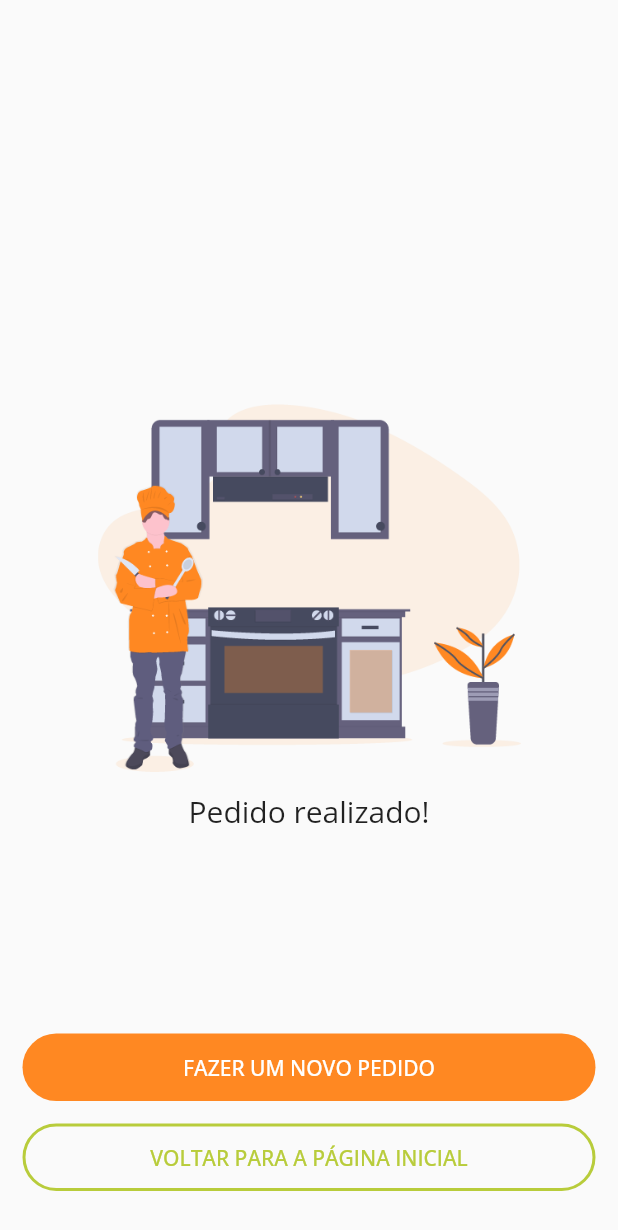
After one commit to mateushvenancio/appetit, a Flutter app: the PedidoFinalizadoPage screen opened by its route, on a phone screen of 412 x 824 dp. The commit adds this screen. Shown: the top 1230 px of the screen. Run offline on Flutter 3.47's test engine with Material 2 defaults, Android fonts, the phone set to English and light mode, and no system bars; our stand-ins replace flutter_calendar_carousel, flutter_mobx, flutter_modular, font_awesome_flutter, google_fonts, mobx; generated files the repository leaves out were written again.

Commit message:
Tela Pedido finalizado  concluido

```diff
--- a/lib/app/app_module.dart
+++ b/lib/app/app_module.dart
@@ -2,6 +2,7 @@ import 'package:appetit/app/modules/listagem_pedidos/listagem_pedidos_module.dar
 import 'package:appetit/app/modules/login/login_module.dart';
 import 'package:appetit/app/modules/novo_pedido/detalhes_do_pedido/detalhes_do_pedido_module.dart';
 import 'package:appetit/app/modules/novo_pedido/informar_itens_do_pedido/informar_itens_do_pedido_module.dart';
+import 'package:appetit/app/modules/novo_pedido/pedido_finalizado/pedido_finalizado_module.dart';
 import 'package:appetit/app/modules/novo_pedido/selecionar_cliente/selecionar_cliente_module.dart';
 import 'package:appetit/app/modules/novo_pedido/selecionar_data/selecionar_data_module.dart';
 import 'package:appetit/repositories/categoria_repository.dart';
@@ -27,6 +28,7 @@ class AppModule extends MainModule {
         ModularRouter('/itens_pedidos', module: DetalhesDoPedidoModule()),
         ModularRouter('/selecionar_cliente', module: SelecionarClienteModule()),
         ModularRouter('/selecionar_data', module: SelecionarDataModule()),
+        ModularRouter('/pedido_finalizado', module: PedidoFinalizadoModule()),
       ];
 
   @override
--- /dev/null
+++ b/lib/app/modules/novo_pedido/pedido_finalizado/pedido_finalizado_page.dart
@@ -0,0 +1,76 @@
+import 'package:appetit/shared/main_button.dart';
+import 'package:appetit/shared/secondary_button.dart';
+import 'package:flutter/material.dart';
+import 'package:flutter_modular/flutter_modular.dart';
+import 'pedido_finalizado_controller.dart';
+
+class PedidoFinalizadoPage extends StatefulWidget {
+  final String title;
+  const PedidoFinalizadoPage({Key key, this.title = "PedidoFinalizado"})
+      : super(key: key);
+
+  @override
+  _PedidoFinalizadoPageState createState() => _PedidoFinalizadoPageState();
+}
+
+class _PedidoFinalizadoPageState
+    extends ModularState<PedidoFinalizadoPage, PedidoFinalizadoController> {
+  //use 'controller' variable to access controller
+
+  @override
+  Widget build(BuildContext context) {
+    return Scaffold(
+      body: SafeArea(
+        child: Stack(
+          children: <Widget>[
+            Container(
+              alignment: Alignment.center,
+              padding: const EdgeInsets.all(65),
+              child: Column(
+                mainAxisSize: MainAxisSize.min,
+                children: [
+                  Image.asset('assets/cozinheiro.png'),
+                  SizedBox(height: 13),
+                  Text(
+                    'Pedido realizado!',
+                    style: TextStyle(
+                      fontSize: 20,
+                    ),
+                  ),
+                ],
+              ),
+            ),
+            Padding(
+              padding: const EdgeInsets.symmetric(horizontal: 15, vertical: 30),
+              child: Column(
+                children: [
+                  Expanded(child: Container()),
+                  MainButton(
+                    'Fazer um novo pedido',
+                    onPressed: () {
+                      Modular.to.pushNamedAndRemoveUntil(
+                        '/novo_pedido',
+                        ModalRoute.withName('/listagem_pedidos'),
+                      );
+                    },
+                  ),
+                  SizedBox(height: 15),
+                  SecondaryButton(
+                    'Voltar para a página inicial',
+                    color: Color(0XFFB8CC3B),
+                    onPressed: () {
+                      Modular.to.pushNamedAndRemoveUntil(
+                        '/listagem_pedidos',
+                        ModalRoute.withName('/'),
+                      );
+                    },
+                  ),
+                ],
+              ),
+            ),
+          ],
+        ),
+      ),
+    );
+  }
+}
--- /dev/null
+++ b/lib/shared/secondary_button.dart
@@ -0,0 +1,38 @@
+import 'package:flutter/material.dart';
+
+class SecondaryButton extends StatelessWidget {
+  final String label;
+  final Function onPressed;
+  final Color color;
+
+  SecondaryButton(
+    this.label, {
+    this.onPressed,
+    this.color,
+  });
+
+  @override
+  Widget build(BuildContext context) {
+    return Container(
+      decoration: BoxDecoration(
+        borderRadius: BorderRadius.circular(45),
+        border: Border.all(
+          color: Color(0xFFB8CC3B),
+          width: 2,
+        ),
+      ),
+      width: double.infinity,
+      height: 45,
+      child: FlatButton(
+        shape: RoundedRectangleBorder(borderRadius: BorderRadius.circular(45)),
+        child: Text(
+          label.toUpperCase(),
+          style: TextStyle(color: Color(0xFFB8CC3B)),
+        ),
+        color: Colors.transparent,
+        disabledColor: Colors.transparent,
+        onPressed: onPressed,
+      ),
+    );
+  }
+}
```
Also changed, not shown: lib/app/modules/novo_pedido/pedido_finalizado/pedido_finalizado_controller.dart (added, +18 -0 lines), lib/app/modules/novo_pedido/pedido_finalizado/pedido_finalizado_module.dart (added, +19 -0 lines), lib/shared/main_calendario.dart (+9 -7 lines), lib/app/modules/novo_pedido/pedido_finalizado/pedido_finalizado_controller.g.dart (added), 2 other files.
